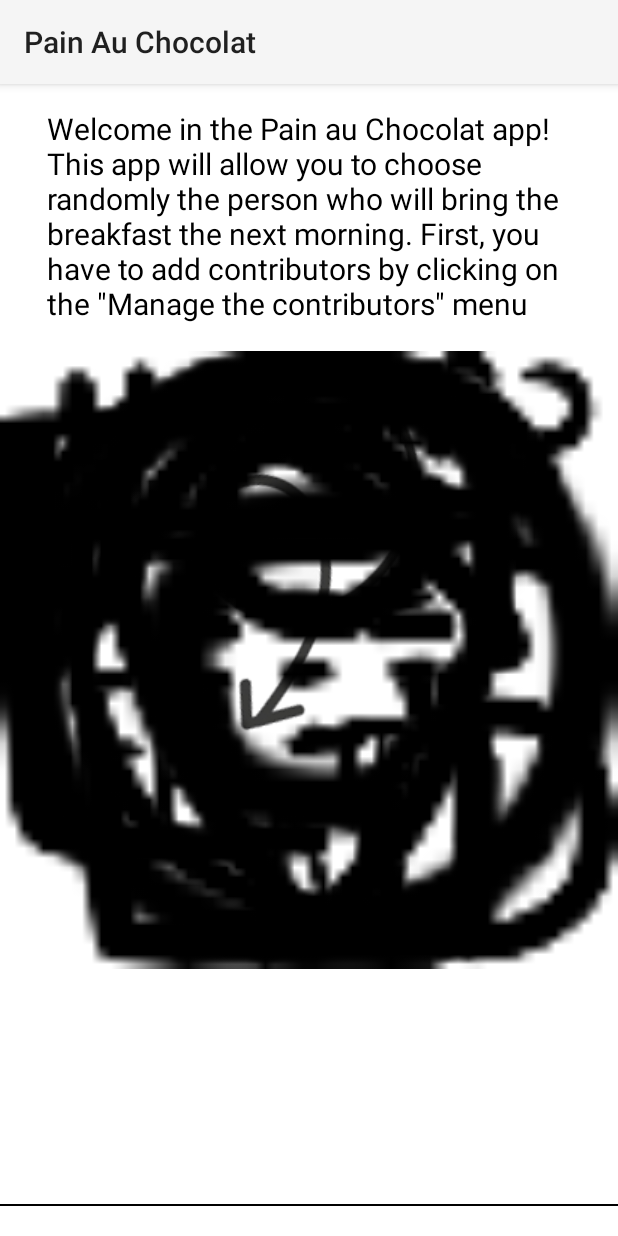
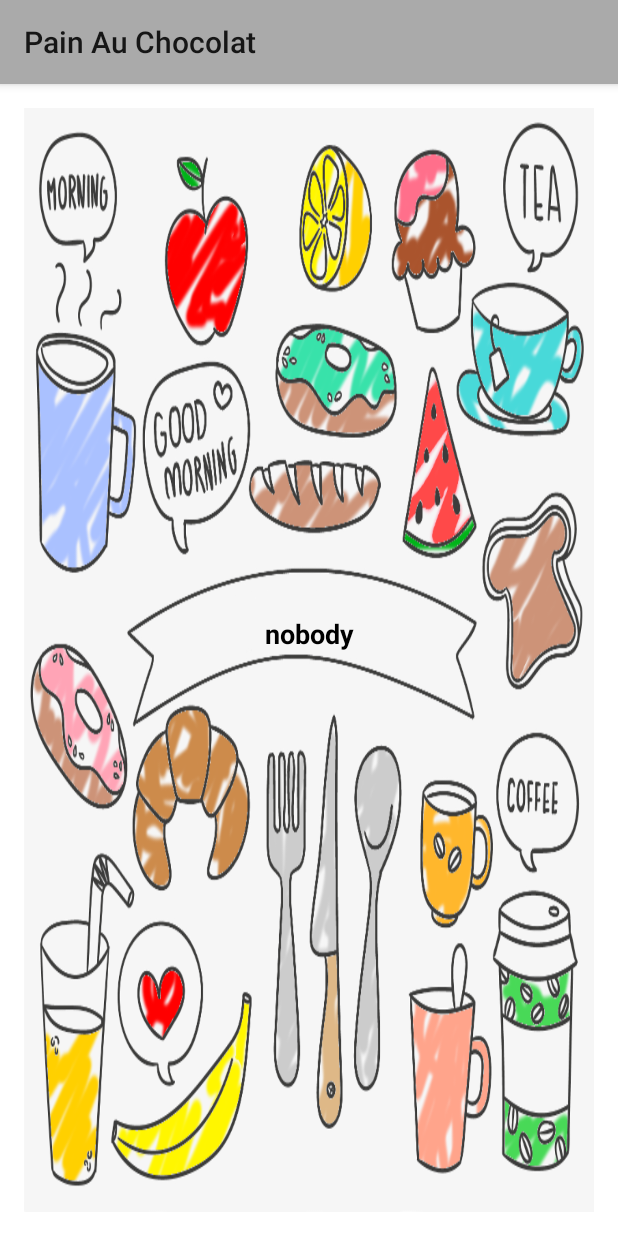
Before and after one commit to mhedin/PainAuChocolat, an Android app: the screen it shows after launch (MainActivity), on a phone screen of 412 x 824 dp. Run offline under Robolectric (Android 15) with nearby library versions, the phone set to English and light mode, and no system bars; libraries missing offline, so code that uses them is left out: com.mikepenz.materialdrawer; 5 statements that could not run were skipped.

Commit message:
Fix bugs for old android devices, bug on the position of the edition of a contributor and resize the copyright icon - Begin adding a left menu and a toolbar

```diff
--- a/app/build.gradle
+++ b/app/build.gradle
@@ -25,4 +25,7 @@ dependencies {
     compile 'com.android.support:appcompat-v7:23.1.1'
     compile 'com.android.support:support-v4:23.1.1'
     compile 'com.android.support:design:23.1.1'
+    compile('com.mikepenz:materialdrawer:5.1.3@aar') {
+        transitive = true
+    }
 }
--- a/app/src/main/java/com/morgane/painauchocolat/activities/MainActivity.java
+++ b/app/src/main/java/com/morgane/painauchocolat/activities/MainActivity.java
@@ -2,11 +2,16 @@ package com.morgane.painauchocolat.activities;
 
 import android.os.Bundle;
 import android.support.v4.app.Fragment;
-import android.support.v4.app.FragmentTabHost;
 import android.support.v7.app.AppCompatActivity;
+import android.support.v7.widget.Toolbar;
+import android.view.View;
 import android.view.inputmethod.InputMethodManager;
-import android.widget.ImageView;
 
+import com.mikepenz.materialdrawer.Drawer;
+import com.mikepenz.materialdrawer.DrawerBuilder;
+import com.mikepenz.materialdrawer.model.DividerDrawerItem;
+import com.mikepenz.materialdrawer.model.PrimaryDrawerItem;
+import com.mikepenz.materialdrawer.model.interfaces.IDrawerItem;
 import com.morgane.painauchocolat.R;
 import com.morgane.painauchocolat.fragments.CreditsFragment;
 import com.morgane.painauchocolat.fragments.EditContributorFragment;
@@ -20,47 +25,107 @@ import com.morgane.painauchocolat.fragments.SettingsFragment;
  */
 public class MainActivity extends AppCompatActivity {
 
+    /**
+     * Id of the home activity in the menu
+     */
+    private static final int ID_HOME = 1;
+
+    /**
+     * Id of the contributors activity in the menu
+     */
+    private static final int ID_CONTRIBUTORS = 2;
+
+    /**
+     * Id of the settings activity in the menu
+     */
+    private static final int ID_SETTINGS = 3;
+
+    /**
+     * Id of the credits activity in the menu
+     */
+    private static final int ID_CREDITS = 4;
+
+    private Drawer mDrawer;
+
     @Override
     protected void onCreate(Bundle savedInstanceState) {
         super.onCreate(savedInstanceState);
         setContentView(R.layout.activity_main);
 
-        FragmentTabHost tabHost = (FragmentTabHost) findViewById(android.R.id.tabhost);
-        tabHost.setup(this, getSupportFragmentManager(), android.R.id.tabcontent);
+        Toolbar toolbar = (Toolbar) findViewById(R.id.toolbar);
+        setSupportActionBar(toolbar);
 
-        ImageView locationImage = new ImageView(this);
-        locationImage.setImageResource(R.drawable.location_state);
-        tabHost.addTab(tabHost.newTabSpec("location").setIndicator(locationImage), HomeFragment.class, null);
+        mDrawer = new DrawerBuilder()
+                .withActivity(this)
+                .withToolbar(toolbar)
+                .withTranslucentStatusBar(false)
+                .addDrawerItems(
+                        new PrimaryDrawerItem()
+                                .withName(R.string.activity_bringer)
+                                .withIcon(R.drawable.home_state)
+                                .withIdentifier(ID_HOME),
+                        new DividerDrawerItem(),
+                        new PrimaryDrawerItem()
+                                .withName(R.string.action_contributors)
+                                .withIcon(R.drawable.contributor_state)
+                                .withIdentifier(ID_CONTRIBUTORS),
+                        new PrimaryDrawerItem()
+                                .withName(R.string.action_settings)
+                                .withIcon(R.drawable.calendar_state)
+                                .withIdentifier(ID_SETTINGS),
+                        new PrimaryDrawerItem()
+                                .withName(R.string.action_credits)
+                                .withIcon(R.drawable.copyright_state)
+                                .withIdentifier(ID_CREDITS)
+                )
+                .withOnDrawerItemClickListener(new Drawer.OnDrawerItemClickListener() {
+                    @Override
+                    public boolean onItemClick(View view, int position, IDrawerItem drawerItem) {
+                        Fragment fragment = null;
 
-        ImageView contributorImage = new ImageView(this);
-        contributorImage.setImageResource(R.drawable.contributor_state);
-        tabHost.addTab(tabHost.newTabSpec("contributors").setIndicator(contributorImage), ManageContributorsFragment.class, null);
+                        switch (view.getId()) {
+                            case ID_HOME:
+                                fragment = new HomeFragment();
+                                break;
+                            case ID_CONTRIBUTORS:
+                                fragment = new ManageContributorsFragment();
+                                break;
+                            case ID_SETTINGS:
+                                fragment = new SettingsFragment();
+                                break;
+                            case ID_CREDITS:
+                                fragment = new CreditsFragment();
+                                break;
+                        }
 
-        ImageView homeImage = new ImageView(this);
-        homeImage.setImageResource(R.drawable.home_state);
-        tabHost.addTab(tabHost.newTabSpec("home").setIndicator(homeImage), HomeFragment.class, null);
+                        if (fragment != null) {
+                            getSupportFragmentManager().beginTransaction()
+                                    .replace(R.id.main_fragment_layout, fragment)
+                                    .commit();
+                        }
+                        return false;
+                    }
+                })
+                .build();
 
-        ImageView calendarImage = new ImageView(this);
-        calendarImage.setImageResource(R.drawable.calendar_state);
-        tabHost.addTab(tabHost.newTabSpec("calendar").setIndicator(calendarImage), SettingsFragment.class, null);
+        getSupportActionBar().setDisplayHomeAsUpEnabled(false);
+        mDrawer.getActionBarDrawerToggle().setDrawerIndicatorEnabled(true);
 
-        ImageView copyrightImage = new ImageView(this);
-        copyrightImage.setImageResource(R.drawable.copyright_state);
-        tabHost.addTab(tabHost.newTabSpec("copyright").setIndicator(copyrightImage), CreditsFragment.class, null);
-
-        tabHost.setCurrentTab(2);
+        getSupportFragmentManager().beginTransaction()
+                .replace(R.id.main_fragment_layout, new HomeFragment())
+                .commit();
     }
 
     /**
      * Launch the edition of the selected contributor
      * @param position The position of the contributor in the list.
      */
-    public void editContributor(int position) {
+    public void editContributor(int position, int parentTop) {
         ManageContributorsFragment contributorsFragment =
-                (ManageContributorsFragment) getSupportFragmentManager().findFragmentById(android.R.id.tabcontent);
+                (ManageContributorsFragment) getSupportFragmentManager().findFragmentById(R.id.main_fragment_layout);
         getSupportFragmentManager().beginTransaction()
                 .add(R.id.manage_contributors_fragment,
-                        EditContributorFragment.newInstance(contributorsFragment.getContributorTop(position),
+                        EditContributorFragment.newInstance(parentTop,
                                 contributorsFragment.getContributorAt(position)),
                         "edit_contributor")
                 .commit();
@@ -69,7 +134,7 @@ public class MainActivity extends AppCompatActivity {
 
     public void closeContributorFragment(Fragment fragment) {
         ManageContributorsFragment contributorsFragment =
-                (ManageContributorsFragment) getSupportFragmentManager().findFragmentById(android.R.id.tabcontent);
+                (ManageContributorsFragment) getSupportFragmentManager().findFragmentById(R.id.main_fragment_layout);
         if (getCurrentFocus() != null) {
             InputMethodManager imm = (InputMethodManager) getSystemService(INPUT_METHOD_SERVICE);
             imm.hideSoftInputFromWindow(getCurrentFocus().getWindowToken(), 0);
--- a/app/src/main/java/com/morgane/painauchocolat/adapters/ContributorPagerAdapter.java
+++ b/app/src/main/java/com/morgane/painauchocolat/adapters/ContributorPagerAdapter.java
@@ -78,7 +78,7 @@ public class ContributorPagerAdapter extends PagerAdapter {
             textView.setOnClickListener(new View.OnClickListener() {
                 @Override
                 public void onClick(View v) {
-                    ((MainActivity)mActivity).editContributor(mParentPosition);
+                    ((MainActivity)mActivity).editContributor(mParentPosition, ((ViewGroup)v.getParent().getParent()).getTop());
                 }
             });
 
--- a/app/src/main/java/com/morgane/painauchocolat/fragments/HomeFragment.java
+++ b/app/src/main/java/com/morgane/painauchocolat/fragments/HomeFragment.java
@@ -35,6 +35,16 @@ public class HomeFragment extends Fragment implements View.OnClickListener {
     private Button mFindBringerButton;
 
     /**
+     * The button to select the bringer.
+     */
+    private Button mValidateBringerButton;
+
+    /**
+     * The button to ask for another bringer.
+     */
+    private Button mAnotherBringerButton;
+
+    /**
      * The view displaying the information message when there is no contributor registered.
      */
     private TextView mNoContributorTextView;
@@ -44,11 +54,15 @@ public class HomeFragment extends Fragment implements View.OnClickListener {
     public View onCreateView(LayoutInflater inflater, ViewGroup container, Bundle savedInstanceState) {
         final View view = inflater.inflate(R.layout.fragment_home, container, false);
 
-        view.findViewById(R.id.home_find_bringer).setOnClickListener(this);
+        mCurrentBringerTextView = (TextView) view.findViewById(R.id.bringer_name);
+//        mFindBringerButton = (Button) view.findViewById(R.id.bringer_new);
+//        mValidateBringerButton = (Button) view.findViewById(R.id.bringer_validate);
+//        mAnotherBringerButton = (Button) view.findViewById(R.id.bringer_another);
+//        mNoContributorTextView = (TextView) view.findViewById(R.id.home_no_contributor);
 
-        mCurrentBringerTextView = (TextView) view.findViewById(R.id.home_current_bringer);
-        mFindBringerButton = (Button) view.findViewById(R.id.home_find_bringer);
-        mNoContributorTextView = (TextView) view.findViewById(R.id.home_no_contributor);
+//        mFindBringerButton.setOnClickListener(this);
+//        mValidateBringerButton.setOnClickListener(this);
+//        mAnotherBringerButton.setOnClickListener(this);
 
         refreshView();
 
@@ -64,10 +78,10 @@ public class HomeFragment extends Fragment implements View.OnClickListener {
     @Override
     public void onClick(View v) {
         switch (v.getId()) {
-            case R.id.home_find_bringer:
-                Intent intent = new Intent(getActivity(), BringerActivity.class);
-                startActivityForResult(intent, Constant.REQUEST_CODE_FIND_BRINGER);
-                break;
+//            case R.id.home_find_bringer:
+//                Intent intent = new Intent(getActivity(), BringerActivity.class);
+//                startActivityForResult(intent, Constant.REQUEST_CODE_FIND_BRINGER);
+//                break;
         }
     }
 
@@ -92,13 +106,13 @@ public class HomeFragment extends Fragment implements View.OnClickListener {
 
         // If there is no contributor registered, display the help message
         if (!Contributor.isThereContributors()) {
-            mFindBringerButton.setVisibility(View.GONE);
-            mNoContributorTextView.setVisibility(View.VISIBLE);
-            mCurrentBringerTextView.setVisibility(View.INVISIBLE);
+//            mFindBringerButton.setVisibility(View.GONE);
+//            mNoContributorTextView.setVisibility(View.VISIBLE);
+//            mCurrentBringerTextView.setVisibility(View.INVISIBLE);
 
         } else {
-            mFindBringerButton.setVisibility(View.VISIBLE);
-            mNoContributorTextView.setVisibility(View.GONE);
+//            mFindBringerButton.setVisibility(View.VISIBLE);
+//            mNoContributorTextView.setVisibility(View.GONE);
 
             // If there is a current bringer, display it
             long currentBringerId = preferences.getLong(Constant.PREFERENCES_CURRENT_BRINGER, -1);
--- a/app/src/main/java/com/morgane/painauchocolat/fragments/ManageContributorsFragment.java
+++ b/app/src/main/java/com/morgane/painauchocolat/fragments/ManageContributorsFragment.java
@@ -123,6 +123,8 @@ public class ManageContributorsFragment extends Fragment implements View.OnClick
                 mContributorsListView.addHeaderView(mHeaderView);
                 mHeaderEditText.requestFocus();
                 imm.toggleSoftInput(InputMethodManager.SHOW_IMPLICIT, 0);
+                // Scroll to the edit text
+                mContributorsListView.smoothScrollToPosition(0);
                 mAddButton.setVisibility(View.GONE);
                 break;
 
--- a/app/src/main/res/layout/activity_main.xml
+++ b/app/src/main/res/layout/activity_main.xml
@@ -1,34 +1,16 @@
-<android.support.v4.app.FragmentTabHost xmlns:android="http://schemas.android.com/apk/res/android"
+<LinearLayout xmlns:android="http://schemas.android.com/apk/res/android"
     xmlns:tools="http://schemas.android.com/tools"
-    android:id="@android:id/tabhost"
     android:layout_width="match_parent"
     android:layout_height="match_parent"
+    android:orientation="vertical"
     tools:context=".activities.MainActivity">
 
-    <RelativeLayout
+    <include layout="@layout/toolbar"
+        android:id="@+id/toolbar" />
+
+    <FrameLayout
+        android:id="@+id/main_fragment_layout"
         android:layout_width="match_parent"
-        android:layout_height="match_parent"
-        android:orientation="vertical"
-        android:background="@android:color/black">
+        android:layout_height="match_parent" />
 
-        <TabWidget
-            android:id="@android:id/tabs"
-            android:layout_width="match_parent"
-            android:layout_height="wrap_content"
-            android:paddingBottom="10dp"
-            android:paddingTop="10dp"
-            android:layout_marginTop="1dp"
-            android:background="@android:color/white"
-            android:layout_alignParentBottom="true"/>
-
-        <FrameLayout
-            android:id="@android:id/tabcontent"
-            android:layout_width="match_parent"
-            android:layout_height="match_parent"
-            android:layout_above="@android:id/tabs"
-            android:background="@android:color/white"
-            android:layout_weight="1"/>
-
-    </RelativeLayout>
-
-</android.support.v4.app.FragmentTabHost>
+</LinearLayout>
--- a/app/src/main/res/layout/fragment_home.xml
+++ b/app/src/main/res/layout/fragment_home.xml
@@ -5,36 +5,58 @@
     android:padding="@dimen/activity_horizontal_margin"
     tools:context=".HomeActivity">
 
-    <Button
-        android:id="@+id/home_find_bringer"
+    <TextView
+        android:id="@+id/bringer_name"
         android:layout_width="wrap_content"
         android:layout_height="wrap_content"
-        android:layout_centerInParent="true"
-        android:textAllCaps="false"
-        android:text="@string/find_a_bringer"
-        android:background="@drawable/background_round"
-        android:padding="10dp"
-        android:textSize="25sp"
-        android:textStyle="bold"/>
+        android:background="@drawable/bringer_background_colored"
+        android:paddingBottom="35dp"
+        android:text="nobody"
+        android:textSize="18sp"
+        android:textStyle="bold"
+        android:gravity="center"
+        android:layout_centerInParent="true"/>
 
-    <TextView
-        android:id="@+id/home_current_bringer"
-        android:layout_width="wrap_content"
-        android:layout_height="wrap_content"
-        android:layout_centerHorizontal="true"
-        android:layout_alignParentBottom="true"
-        android:layout_marginBottom="10dp"/>
+    <!--<LinearLayout-->
+        <!--android:id="@+id/bringer_buttons"-->
+        <!--android:layout_width="match_parent"-->
+        <!--android:layout_height="wrap_content"-->
+        <!--android:layout_alignParentBottom="true"-->
+        <!--android:weightSum="2">-->
 
-    <TextView
-        android:id="@+id/home_no_contributor"
-        android:layout_width="wrap_content"
-        android:layout_height="wrap_content"
-        android:text="@string/welcome_home"
-        android:visibility="gone"
-        android:textSize="20sp"
-        android:paddingLeft="15dp"
-        android:paddingRight="15dp"
-        android:drawablePadding="15dp"
-        android:drawableBottom="@drawable/arrow_top_to_bottom_left"/>
+        <!--<Button-->
+            <!--android:id="@+id/bringer_validate"-->
+            <!--android:layout_width="0dp"-->
+            <!--android:layout_height="match_parent"-->
+            <!--android:layout_weight="1"-->
+            <!--android:text="@string/validate_bringer"/>-->
+
+        <!--<Button-->
+            <!--android:id="@+id/bringer_another"-->
+            <!--android:layout_width="0dp"-->
+            <!--android:layout_height="match_parent"-->
+            <!--android:layout_weight="1"-->
+            <!--android:text="@string/give_another_bringer"/>-->
+
+        <!--<Button-->
+            <!--android:id="@+id/bringer_new"-->
+            <!--android:layout_width="0dp"-->
+            <!--android:layout_height="match_parent"-->
+            <!--android:layout_weight="2"-->
+            <!--android:text="@string/find_a_bringer"/>-->
+
+    <!--</LinearLayout>-->
+
+    <!--<TextView-->
+        <!--android:id="@+id/home_no_contributor"-->
+        <!--android:layout_width="wrap_content"-->
+        <!--android:layout_height="wrap_content"-->
+        <!--android:text="@string/welcome_home"-->
+        <!--android:visibility="gone"-->
+        <!--android:textSize="20sp"-->
+        <!--android:paddingLeft="15dp"-->
+        <!--android:paddingRight="15dp"-->
+        <!--android:drawablePadding="15dp"-->
+        <!--android:drawableBottom="@drawable/arrow_top_to_bottom_left"/>-->
 
 </RelativeLayout>
--- /dev/null
+++ b/app/src/main/res/layout/toolbar.xml
@@ -0,0 +1,8 @@
+<?xml version="1.0" encoding="utf-8"?>
+<android.support.v7.widget.Toolbar xmlns:android="http://schemas.android.com/apk/res/android"
+    android:layout_width="match_parent"
+    android:layout_height="wrap_content"
+    android:layout_alignParentTop="true"
+    android:background="@android:color/darker_gray"
+    android:elevation="4dp"
+    android:minHeight="?android:attr/actionBarSize" />
--- a/app/src/main/res/values-v21/styles.xml
+++ b/app/src/main/res/values-v21/styles.xml
@@ -1,10 +1,11 @@
 <?xml version="1.0" encoding="utf-8"?>
 <resources>
 
-    <style name="AppTheme" parent="Theme.AppCompat.Light">
+    <style name="AppTheme" parent="Theme.AppCompat.Light.NoActionBar">
         <item name="android:windowBackground">@android:color/white</item>
         <item name="android:textViewStyle">@style/CustomTextViewStyle</item>
         <item name="android:editTextStyle">@style/CustomEditTextStyle</item>
+        <item name="android:colorPrimary">@android:color/darker_gray</item>
     </style>
 
     <style name="CustomTextViewStyle" parent="android:Widget.TextView">
--- a/app/src/main/res/values/strings.xml
+++ b/app/src/main/res/values/strings.xml
@@ -11,7 +11,7 @@
     <string name="welcome_contributors">There is no contributor registered yet!\nClick on the button to add one</string>
 
     <string name="find_a_bringer">WHO\nwill bring them ?</string>
-    <string name="home_current_bringer_week">This week, it\'s %s who bring the breakfast!</string>
+    <string name="home_current_bringer_week">This %1$s, it\'s %2$s who bring the breakfast!</string>
     <string name="home_current_bringer_anyway">This time, it\'s %s who bring the breakfast!</string>
 
     <string name="validate_bringer">Validate</string>
--- a/app/src/main/res/values/styles.xml
+++ b/app/src/main/res/values/styles.xml
@@ -1,7 +1,7 @@
 <resources>
 
     <!-- Base application theme. -->
-    <style name="AppTheme" parent="Theme.AppCompat.Light">
+    <style name="AppTheme" parent="Theme.AppCompat.Light.NoActionBar">
         <item name="android:textViewStyle">@style/CustomTextViewStyle</item>
         <item name="android:editTextStyle">@style/CustomEditTextStyle</item>
     </style>
```
Also changed, not shown: app/src/main/res/drawable-xxhdpi/ic_copyright_clicked.png, app/src/main/res/drawable-xxhdpi/ic_copyright_default.png, 1 other file.
